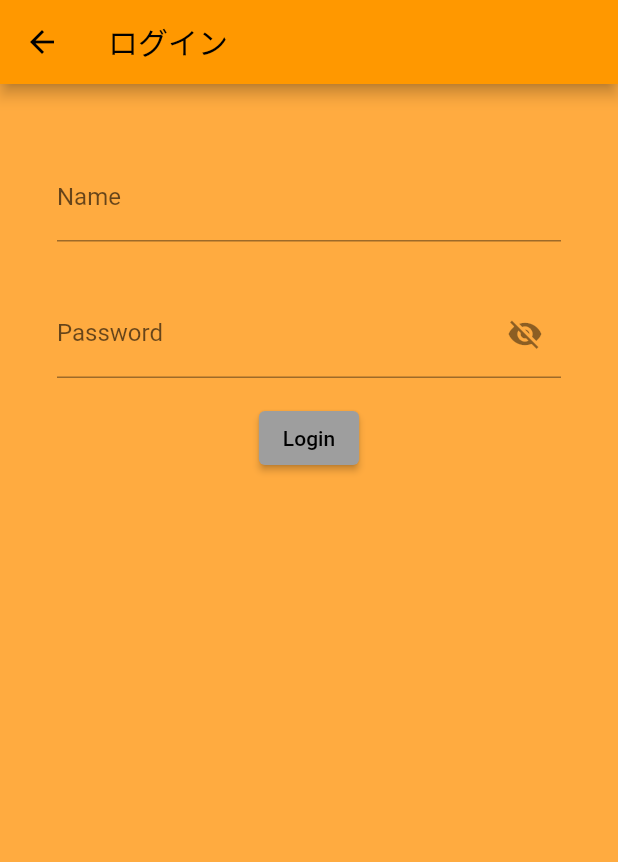
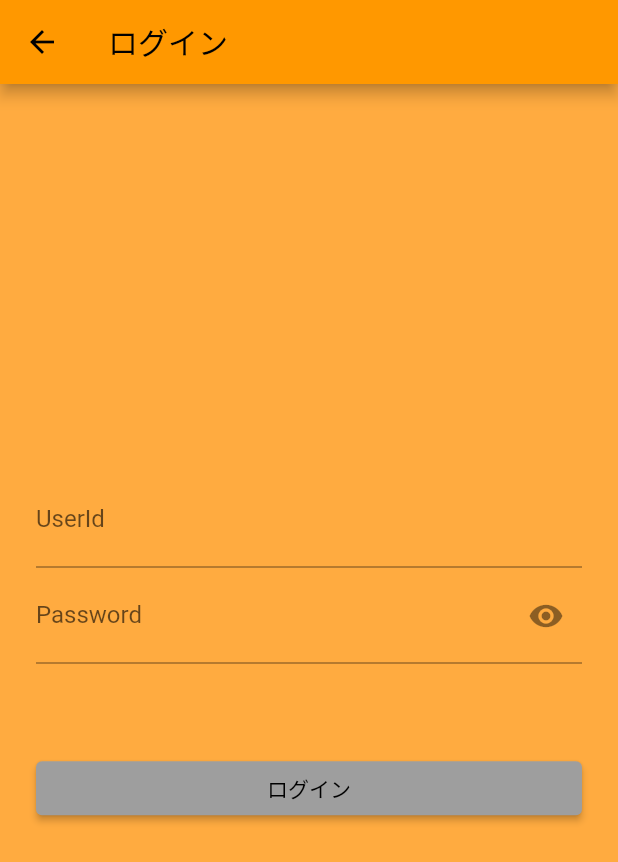
Before and after one commit to shake551/mensetsu_mobile_app, a Flutter app: the screen it shows after launch, after a tap on "Login", on a phone screen of 412 x 824 dp. Shown: the top 862 px of the screen. Run offline on Flutter 3.47's test engine with Material 2 defaults, Android fonts, the phone set to English and light mode, and no system bars.

Commit message:
[update]update login move

```diff
--- a/lib/main.dart
+++ b/lib/main.dart
@@ -97,7 +97,7 @@
           onPressed: () {
             Navigator.push(
               context,
-              MaterialPageRoute(builder: (context) => const LoginPage()),
+              MaterialPageRoute(builder: (context) => LoginPage()),
             );
           },
           child: const Text("Login"),
--- /dev/null
+++ b/lib/user/login_model.dart
@@ -0,0 +1,34 @@
+import 'package:flutter/material.dart';
+import 'package:mensetsu_mobile_app/api/auth.dart';
+
+class LoginModel extends ChangeNotifier {
+  final AuthRepository repository;
+  String id = '';
+  String password = '';
+  String message = '';
+  bool showPassword = false;
+
+  LoginModel(this.repository);
+
+  void setMessage(String value) {
+    message = value;
+    notifyListeners();
+  }
+
+  void togglePasswordVisible() {
+    showPassword = !showPassword;
+    notifyListeners();
+  }
+
+  String? emptyValidator(String? value) {
+    if (value == null || value.isEmpty) {
+      return '入力してください';
+    }
+    return null;
+  }
+
+  Future<bool> auth() async {
+    var results = await repository.auth();
+    return results;
+  }
+}
--- a/lib/user/login_page.dart
+++ b/lib/user/login_page.dart
@@ -1,14 +1,23 @@
 import 'package:flutter/material.dart';
+import 'package:mensetsu_mobile_app/api/auth.dart';
+import 'package:mensetsu_mobile_app/test.dart';
+import 'package:mensetsu_mobile_app/user/login_model.dart';
+import 'package:provider/provider.dart';
 
-class LoginPage extends StatefulWidget {
-  const LoginPage({Key? key}) : super(key: key);
-
+class LoginPage extends StatelessWidget {
   @override
-  State<LoginPage> createState() => _LoginPageState();
+  Widget build(BuildContext context) {
+    return ChangeNotifierProvider(
+      create: (context) => LoginModel(
+        AuthRepository(),
+      ),
+      child: LoginApp(),
+    );
+  }
 }
 
-class _LoginPageState extends State<LoginPage> {
-  bool _isObscure = true;
+class LoginApp extends StatelessWidget {
+  final _formKey = GlobalKey<FormState>();
 
   @override
   Widget build(BuildContext context) {
@@ -20,43 +29,87 @@ class _LoginPageState extends State<LoginPage> {
       backgroundColor: Colors.orangeAccent,
       body: Center(
         child: Container(
-          padding: const EdgeInsets.all(30.0),
-          child: Column(
-            crossAxisAlignment: CrossAxisAlignment.start,
-            children: [
-              Padding(
-                padding:
-                    const EdgeInsets.symmetric(horizontal: 8, vertical: 16),
-                child: TextFormField(
+          padding: const EdgeInsets.all(24),
+          child: Form(
+            key: _formKey,
+            child: Column(
+              mainAxisAlignment: MainAxisAlignment.center,
+              children: <Widget>[
+                TextFormField(
                   decoration: const InputDecoration(
-                    labelText: 'Name',
+                    labelText: 'UserId',
+                    hintText: 'ユーザIDを入力してください',
                   ),
+                  validator: context.read<LoginModel>().emptyValidator,
+                  onSaved: (value) => context.read<LoginModel>().id = value!,
                 ),
-              ),
-              Padding(
-                padding:
-                    const EdgeInsets.symmetric(horizontal: 8, vertical: 16),
-                child: TextFormField(
-                  obscureText: _isObscure,
+                TextFormField(
+                  obscureText: !context.watch<LoginModel>().showPassword,
                   decoration: InputDecoration(
                     labelText: 'Password',
+                    hintText: 'パスワードを入力してください',
                     suffixIcon: IconButton(
-                      icon: Icon(
-                          _isObscure ? Icons.visibility_off : Icons.visibility),
-                      onPressed: () {
-                        setState(() {
-                          _isObscure = !_isObscure;
-                        });
-                      },
+                      icon: Icon(context.watch<LoginModel>().showPassword
+                          ? Icons.visibility_off
+                          : Icons.visibility),
+                      onPressed: () =>
+                          context.read<LoginModel>().togglePasswordVisible(),
+                    ),
+                  ),
+                  validator: context.read<LoginModel>().emptyValidator,
+                  onSaved: (value) =>
+                      context.read<LoginModel>().password = value!,
+                ),
+                Container(
+                  margin: const EdgeInsets.fromLTRB(0, 16, 0, 8),
+                  child: Text(
+                    context.watch<LoginModel>().message,
+                    style: const TextStyle(
+                      fontSize: 16,
+                      color: Colors.red,
                     ),
                   ),
                 ),
-              ),
-              Center(
-                child: ElevatedButton(
-                    onPressed: () {}, child: const Text('Login')),
-              ),
-            ],
+                Container(
+                  width: double.infinity,
+                  child: Padding(
+                    padding: const EdgeInsets.symmetric(vertical: 16),
+                    child: ElevatedButton(
+                      onPressed: () async {
+                        context.read<LoginModel>().setMessage('');
+
+                        if (_formKey.currentState!.validate()) {
+                          _formKey.currentState!.save();
+
+                          var response =
+                              await context.read<LoginModel>().auth();
+
+                          if (response) {
+                            Navigator.push(
+                              context,
+                              MaterialPageRoute(
+                                builder: (context) => TestPage(),
+                              ),
+                            );
+
+                            ScaffoldMessenger.of(context).showSnackBar(
+                              const SnackBar(
+                                content: Text('ログインしました'),
+                              ),
+                            );
+                          } else {
+                            context
+                                .read<LoginModel>()
+                                .setMessage('パスワードが誤っています');
+                          }
+                        }
+                      },
+                      child: const Text('ログイン'),
+                    ),
+                  ),
+                )
+              ],
+            ),
           ),
         ),
       ),
--- a/pubspec.yaml
+++ b/pubspec.yaml
@@ -34,6 +34,8 @@ dependencies:
   # The following adds the Cupertino Icons font to your application.
   # Use with the CupertinoIcons class for iOS style icons.
   cupertino_icons: ^1.0.2
+
+  provider: ^5.0.0
 
 dev_dependencies:
   flutter_test:
```
Also changed, not shown: pubspec.lock.
